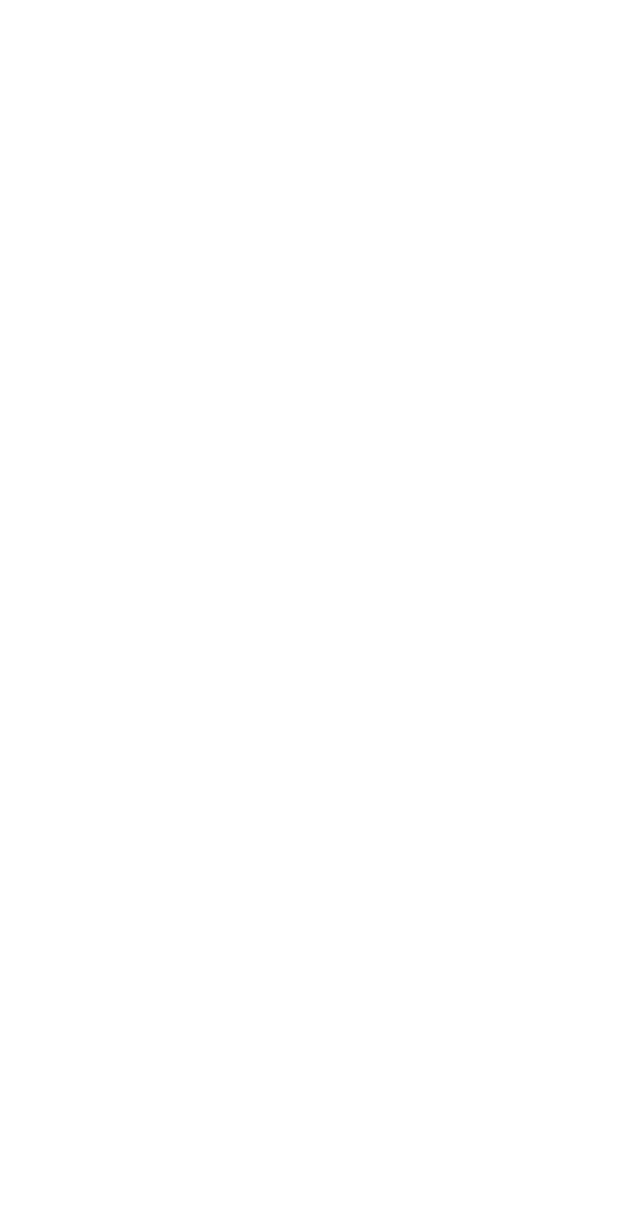
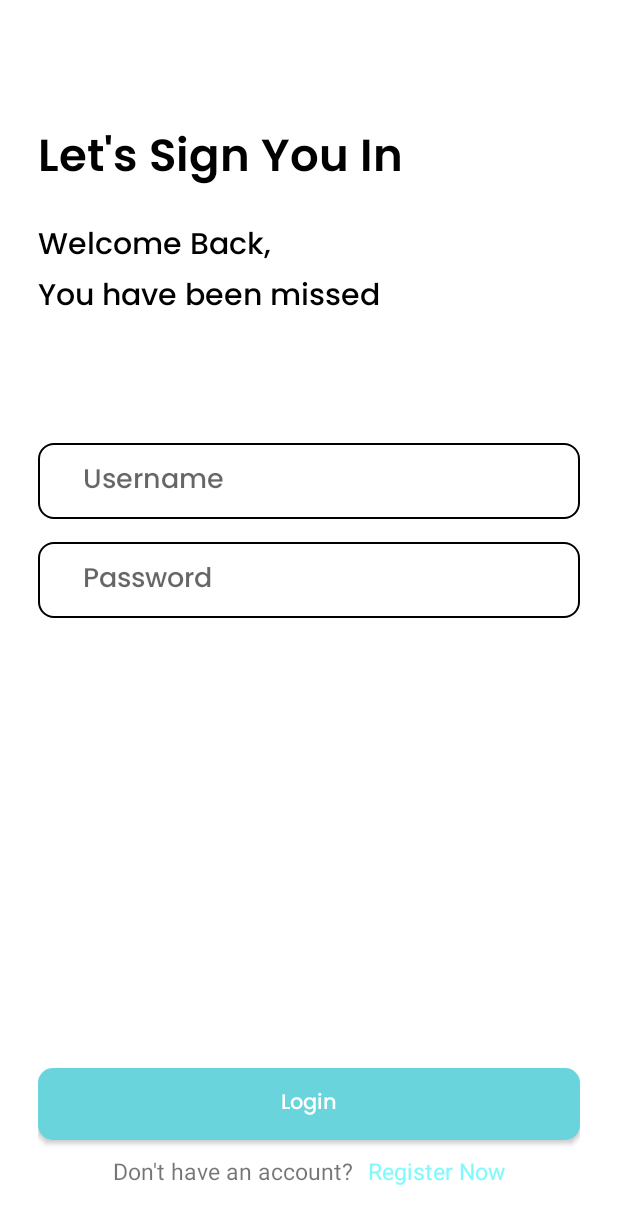
Before and after one commit to TA-PBB/client-side, an Android app: the LoginActivity screen opened directly, with no data from a screen before it, on a phone screen of 412 x 824 dp. Before the commit the part shown is empty. Shown: the top 1224 px of the screen. Run offline under Robolectric (Android 15) with nearby library versions, the phone set to English and light mode, and no system bars.

Commit message:
Frondtend LOGIN

```diff
--- a/app/src/main/AndroidManifest.xml
+++ b/app/src/main/AndroidManifest.xml
@@ -19,10 +19,10 @@
             android:name=".ui.DetailTaskActivity"
             android:exported="false" />
         <activity
-            android:name=".ui.LoginActivity"
+            android:name=".ui.MainActivity"
             android:exported="false" />
         <activity
-            android:name=".ui.MainActivity"
+            android:name=".ui.LoginActivity"
             android:exported="false" />
         <activity
             android:name=".ui.SplashActivity"
--- a/app/src/main/java/com/example/taskmaster/ui/LoginActivity.kt
+++ b/app/src/main/java/com/example/taskmaster/ui/LoginActivity.kt
@@ -1,12 +1,46 @@
 package com.example.taskmaster.ui
 
+import android.annotation.SuppressLint
+import android.content.Intent
+import android.os.Bundle
+import android.os.Handler
+import android.os.Looper
+import android.widget.Button
+import android.widget.EditText
+import android.widget.TextView
+import android.widget.Toast
 import androidx.appcompat.app.AppCompatActivity
-import android.os.Bundle
 import com.example.taskmaster.R
 
 class LoginActivity : AppCompatActivity() {
+
+    @SuppressLint("WrongViewCast", "MissingInflatedId")
     override fun onCreate(savedInstanceState: Bundle?) {
         super.onCreate(savedInstanceState)
         setContentView(R.layout.activity_login)
+
+        val etUsername = findViewById<EditText>(R.id.et_username)
+        val etPassword = findViewById<EditText>(R.id.et_password)
+        val btnLogin = findViewById<Button>(R.id.btn_login)
+        val tvRegisterNow = findViewById<TextView>(R.id.tv_register_now)
+
+        btnLogin.setOnClickListener {
+            val username = etUsername.text.toString()
+            val password = etPassword.text.toString()
+
+            if (username.isNotEmpty() && password.isNotEmpty()) {
+                // Lakukan tindakan login (misalnya, autentikasi)
+                Toast.makeText(this, "Login Successful", Toast.LENGTH_SHORT).show()
+            } else {
+                Toast.makeText(this, "Please enter both username and password", Toast.LENGTH_SHORT).show()
+            }
+        }
+
+        tvRegisterNow.setOnClickListener {
+            // Arahkan ke aktivitas pendaftaran
+            Toast.makeText(this, "Register Now clicked", Toast.LENGTH_SHORT).show()
+        }
+
+
     }
 }
--- a/app/src/main/java/com/example/taskmaster/ui/SplashActivity.kt
+++ b/app/src/main/java/com/example/taskmaster/ui/SplashActivity.kt
@@ -15,7 +15,7 @@ class SplashActivity : AppCompatActivity() {
         // Simulate loading process
         Handler(Looper.getMainLooper()).postDelayed({
             // Start the main activity after the splash screen
-            val intent = Intent(this, MainActivity::class.java)
+            val intent = Intent(this, LoginActivity::class.java)
             startActivity(intent)
             finish()
         }, 1000) // Delay in milliseconds (e.g., 3000ms = 3 seconds)
--- a/app/src/main/res/drawable/etstyle.xml
+++ b/app/src/main/res/drawable/etstyle.xml
@@ -1,4 +1,12 @@
-<?xml version="1.0" encoding="utf-8"?>
-<selector xmlns:android="http://schemas.android.com/apk/res/android">
-
-</selector>
+<shape xmlns:android="http://schemas.android.com/apk/res/android">
+    <solid android:color="#ffffff" />
+    <stroke
+        android:width="1dp"
+        android:color="#000000" />
+    <padding
+        android:left="30dp"
+        android:top="10dp"
+        android:right="10dp"
+        android:bottom="10dp" />
+    <corners android:radius="10dp" />
+</shape>
--- /dev/null
+++ b/app/src/main/res/drawable/rounded_background_login.xml
@@ -0,0 +1,12 @@
+<?xml version="1.0" encoding="utf-8"?>
+<shape xmlns:android="http://schemas.android.com/apk/res/android">
+    <corners android:radius="10dp"/>
+
+
+    <solid
+        android:color="#6AD4DD"
+        android:width="2dp"
+
+        />
+
+</shape>
--- a/app/src/main/res/layout/activity_login.xml
+++ b/app/src/main/res/layout/activity_login.xml
@@ -1,9 +1,85 @@
 <?xml version="1.0" encoding="utf-8"?>
-<androidx.constraintlayout.widget.ConstraintLayout xmlns:android="http://schemas.android.com/apk/res/android"
+<LinearLayout xmlns:android="http://schemas.android.com/apk/res/android"
     xmlns:app="http://schemas.android.com/apk/res-auto"
     xmlns:tools="http://schemas.android.com/tools"
     android:layout_width="match_parent"
     android:layout_height="match_parent"
-    tools:context=".ui.LoginActivity">
+    tools:context=".ui.LoginActivity"
+    android:orientation="vertical"
+    android:layout_margin="25sp">
+    <TextView
+        android:layout_width="match_parent"
+        android:layout_height="wrap_content"
+        android:fontFamily="@font/poppinssemibold"
+        android:text="Let's Sign You In"
+        android:textColor="@color/black"
+        android:textSize="30dp"
+        android:textStyle="bold"
+        android:paddingBottom="15sp"
+        android:paddingTop="55sp"/>
+    <TextView
+        android:layout_width="match_parent"
+        android:layout_height="wrap_content"
+        android:textColor="@color/black"
+        android:fontFamily="@font/poppinsmedium"
+        android:text="Welcome Back,"
+        android:textSize="20dp"/>
+    <TextView
+        android:layout_width="match_parent"
+        android:layout_height="wrap_content"
+        android:textColor="@color/black"
+        android:fontFamily="@font/poppinsmedium"
+        android:text="You have been missed"
+        android:textSize="20dp"
+        android:paddingBottom="80sp"/>
+    <EditText
+        android:layout_width="match_parent"
+        android:layout_height="wrap_content"
+        android:fontFamily="@font/poppinsmedium"
+        android:hint="Username"
+        android:gravity="start|center_vertical"
+        android:background="@drawable/etstyle"
+        android:id="@+id/et_username"/>
 
-</androidx.constraintlayout.widget.ConstraintLayout>
+    <EditText
+        android:layout_width="match_parent"
+        android:layout_height="wrap_content"
+        android:fontFamily="@font/poppinsmedium"
+        android:layout_marginTop="15sp"
+        android:layout_marginBottom="300sp"
+        android:background="@drawable/etstyle"
+        android:gravity="start|center_vertical"
+        android:hint="Password"
+        android:id="@+id/et_password"/>
+
+    <Button
+        android:id="@+id/btn_login"
+        android:layout_width="match_parent"
+        android:layout_height="wrap_content"
+        android:fontFamily="@font/poppinsmedium"
+        android:hint="Login"
+        android:textColorHint="#ffffff"
+        android:background="@drawable/rounded_background_login"/>
+    <LinearLayout
+        android:layout_width="match_parent"
+        android:layout_height="match_parent"
+        android:fontFamily="@font/poppinsmedium"
+        android:orientation="horizontal"
+        android:layout_marginTop="10sp"
+        android:layout_marginLeft="50dp">
+        <TextView
+            android:layout_width="wrap_content"
+            android:layout_height="wrap_content"
+            android:text="Don't have an account?"
+            android:textSize="15dp"
+            android:layout_marginRight="10sp"/>
+        <TextView
+            android:id="@+id/tv_register_now"
+            android:layout_width="wrap_content"
+            android:layout_height="wrap_content"
+            android:text="Register Now"
+            android:textColor="#7efaff"
+            android:textSize="15dp"/>
+    </LinearLayout>
+
+</LinearLayout>
```
